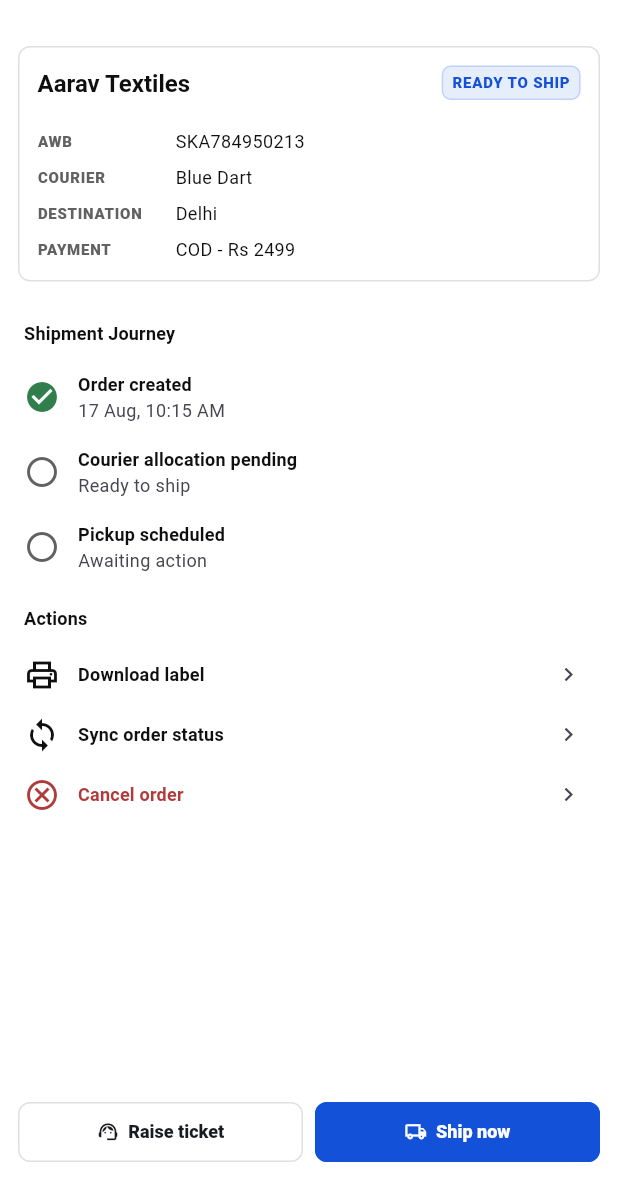
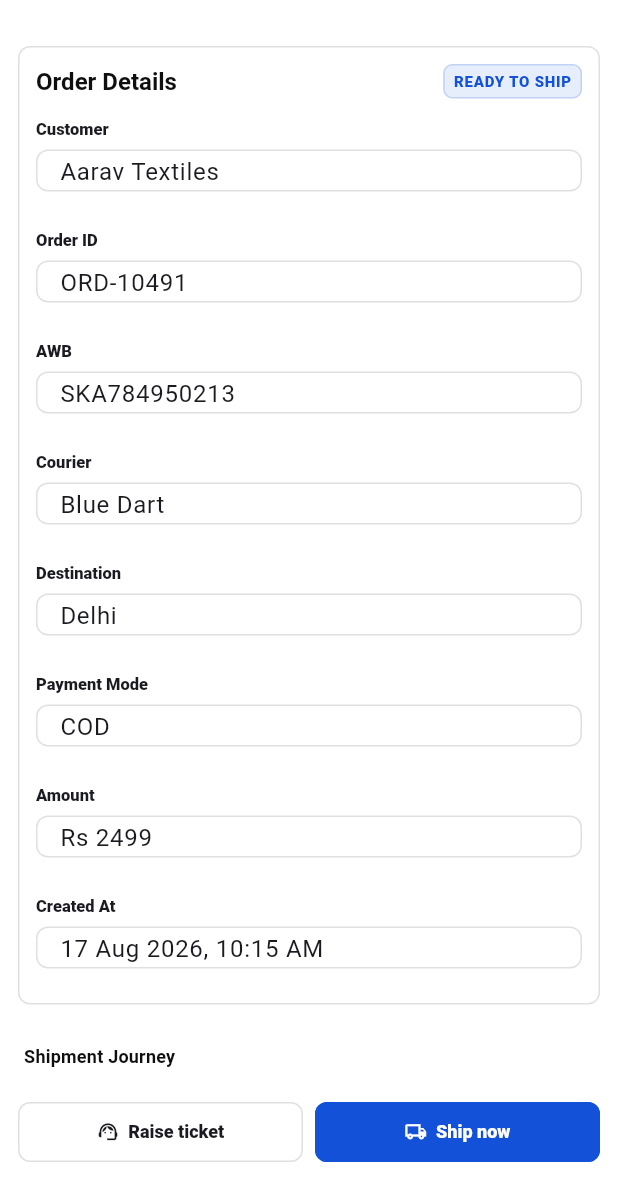
Before and after one commit to Sushil-Maurya/shipkia_app, a Flutter app: the OrderDetailScreen screen opened directly with sample values from the repository, on a phone screen of 412 x 824 dp, the part 56-1236 px from its top. Run offline on Flutter 3.47's test engine with Material 3 defaults, Android fonts, the phone set to English and light mode, and no system bars; our stand-ins replace flutter_svg; Roboto replaces fonts that are missing (Manrope).

Commit message:
app icons

```diff
--- a/lib/src/design_system/app_text_field.dart
+++ b/lib/src/design_system/app_text_field.dart
@@ -4,9 +4,10 @@ import 'package:flutter/material.dart';
 import '../theme/shipkia_colors.dart';
 import 'app_platform.dart';
 
-class AppTextField extends StatelessWidget {
+class AppTextField extends StatefulWidget {
   const AppTextField({
     this.controller,
+    this.initialValue,
     this.label,
     this.hintText,
     this.prefixIcon,
@@ -16,11 +17,15 @@ class AppTextField extends StatelessWidget {
     this.autofillHints,
     this.textAlign = TextAlign.start,
     this.maxLength,
+    this.maxLines = 1,
+    this.readOnly = false,
+    this.enabled = true,
     this.height = 40,
     super.key,
   });
 
   final TextEditingController? controller;
+  final String? initialValue;
   final String? label;
   final String? hintText;
   final IconData? prefixIcon;
@@ -30,69 +35,122 @@ class AppTextField extends StatelessWidget {
   final Iterable<String>? autofillHints;
   final TextAlign textAlign;
   final int? maxLength;
+  final int? maxLines;
+  final bool readOnly;
+  final bool enabled;
   final double height;
 
   @override
+  State<AppTextField> createState() => _AppTextFieldState();
+}
+
+class _AppTextFieldState extends State<AppTextField> {
+  TextEditingController? _controller;
+
+  TextEditingController? get _effectiveController {
+    if (widget.controller != null) return widget.controller;
+    if (widget.initialValue == null) return null;
+    return _controller ??= TextEditingController(text: widget.initialValue);
+  }
+
+  @override
+  void didUpdateWidget(covariant AppTextField oldWidget) {
+    super.didUpdateWidget(oldWidget);
+    if (widget.controller != null) return;
+    if (oldWidget.initialValue == widget.initialValue) return;
+
+    final nextValue = widget.initialValue ?? '';
+    final controller = _controller;
+    if (controller == null) {
+      if (widget.initialValue != null) {
+        _controller = TextEditingController(text: nextValue);
+      }
+      return;
+    }
+
+    if (controller.text != nextValue) {
+      controller.text = nextValue;
+    }
+  }
+
+  @override
+  void dispose() {
+    _controller?.dispose();
+    super.dispose();
+  }
+
+  @override
   Widget build(BuildContext context) {
+    final controller = _effectiveController;
     final field = SizedBox(
-      height: height,
+      height: widget.height,
       child: AppPlatform.isCupertino
           ? CupertinoTextField(
               controller: controller,
-              placeholder: hintText,
-              keyboardType: keyboardType,
-              obscureText: obscureText,
-              autofillHints: autofillHints,
-              textAlign: textAlign,
-              maxLength: maxLength,
-              prefix: prefixIcon == null
+              placeholder: widget.hintText,
+              keyboardType: widget.keyboardType,
+              obscureText: widget.obscureText,
+              autofillHints: widget.autofillHints,
+              textAlign: widget.textAlign,
+              maxLength: widget.maxLength,
+              maxLines: widget.maxLines,
+              readOnly: widget.readOnly,
+              enabled: widget.enabled,
+              prefix: widget.prefixIcon == null
                   ? null
                   : Padding(
                       padding: const EdgeInsets.only(left: 10),
                       child: Icon(
-                        prefixIcon,
+                        widget.prefixIcon,
                         size: 18,
                         color: ShipKiaColors.mutedInk,
                       ),
                     ),
-              suffix: suffix == null
+              suffix: widget.suffix == null
                   ? null
                   : Padding(
                       padding: const EdgeInsets.only(right: 6),
-                      child: suffix,
+                      child: widget.suffix,
                     ),
               padding: const EdgeInsets.symmetric(horizontal: 12, vertical: 8),
               decoration: BoxDecoration(
-                color: Theme.of(context).colorScheme.surface,
+                color: widget.enabled
+                    ? Theme.of(context).colorScheme.surface
+                    : _disabledFill(context),
                 borderRadius: BorderRadius.circular(8),
                 border: Border.all(color: _borderColor(context)),
               ),
             )
           : TextField(
               controller: controller,
-              keyboardType: keyboardType,
-              obscureText: obscureText,
-              autofillHints: autofillHints,
-              textAlign: textAlign,
-              maxLength: maxLength,
+              keyboardType: widget.keyboardType,
+              obscureText: widget.obscureText,
+              autofillHints: widget.autofillHints,
+              textAlign: widget.textAlign,
+              maxLength: widget.maxLength,
+              maxLines: widget.maxLines,
+              readOnly: widget.readOnly,
+              enabled: widget.enabled,
               decoration: InputDecoration(
-                hintText: hintText,
+                hintText: widget.hintText,
                 counterText: '',
-                prefixIcon: prefixIcon == null
+                filled: !widget.enabled,
+                fillColor: _disabledFill(context),
+                prefixIcon: widget.prefixIcon == null
                     ? null
-                    : Icon(prefixIcon, size: 18),
-                suffixIcon: suffix,
+                    : Icon(widget.prefixIcon, size: 18),
+                suffixIcon: widget.suffix,
               ),
             ),
     );
 
-    if (label == null) return field;
+    if (widget.label == null) return field;
 
     return Column(
       crossAxisAlignment: CrossAxisAlignment.start,
       children: [
         Text(
-          label!,
+          widget.label!,
           style: Theme.of(context).textTheme.labelSmall?.copyWith(
             color: Theme.of(context).colorScheme.onSurface,
             fontSize: 11,
@@ -110,4 +168,10 @@ class AppTextField extends StatelessWidget {
         ? ShipKiaColors.nightBorder
         : ShipKiaColors.neutralBorder;
   }
+
+  Color _disabledFill(BuildContext context) {
+    return Theme.of(context).brightness == Brightness.dark
+        ? ShipKiaColors.nightCard
+        : ShipKiaColors.neutralMuted;
+  }
 }
--- a/lib/src/design_system/design_system.dart
+++ b/lib/src/design_system/design_system.dart
@@ -13,3 +13,4 @@ export 'app_selection_controls.dart';
 export 'app_text_field.dart';
 export 'app_icon_button.dart';
 export 'app_chip.dart';
+export 'app_shipkia_loader.dart';
--- a/lib/src/features/orders/order_detail_screen.dart
+++ b/lib/src/features/orders/order_detail_screen.dart
@@ -42,14 +42,9 @@ class OrderDetailScreen extends StatelessWidget {
       body: ListView(
         padding: const EdgeInsets.only(bottom: 16),
         children: [
-          Container(
+          AppCard(
             margin: const EdgeInsets.all(12),
             padding: const EdgeInsets.all(12),
-            decoration: BoxDecoration(
-              color: ShipKiaColors.paper,
-              border: Border.all(color: ShipKiaColors.neutralBorder),
-              borderRadius: BorderRadius.circular(8),
-            ),
             child: Column(
               crossAxisAlignment: CrossAxisAlignment.start,
               children: [
@@ -57,7 +52,7 @@ class OrderDetailScreen extends StatelessWidget {
                   children: [
                     Expanded(
                       child: Text(
-                        order.customer,
+                        'Order Details',
                         style: Theme.of(context).textTheme.titleLarge,
                       ),
                     ),
@@ -65,13 +60,26 @@ class OrderDetailScreen extends StatelessWidget {
                   ],
                 ),
                 const SizedBox(height: 12),
-                _DetailLine(label: 'AWB', value: order.awb),
-                _DetailLine(label: 'Courier', value: order.courier),
-                _DetailLine(label: 'Destination', value: order.city),
-                _DetailLine(
-                  label: 'Payment',
-                  value:
-                      '${order.paymentMode} - Rs ${order.amount.toStringAsFixed(0)}',
+                _DetailFieldGrid(
+                  fields: [
+                    _DetailFieldData(label: 'Customer', value: order.customer),
+                    _DetailFieldData(label: 'Order ID', value: order.id),
+                    _DetailFieldData(label: 'AWB', value: order.awb),
+                    _DetailFieldData(label: 'Courier', value: order.courier),
+                    _DetailFieldData(label: 'Destination', value: order.city),
+                    _DetailFieldData(
+                      label: 'Payment Mode',
+                      value: order.paymentMode,
+                    ),
+                    _DetailFieldData(
+                      label: 'Amount',
+                      value: 'Rs ${order.amount.toStringAsFixed(0)}',
+                    ),
+                    _DetailFieldData(
+                      label: 'Created At',
+                      value: _formatCreatedAt(order.createdAt),
+                    ),
+                  ],
                 ),
               ],
             ),
@@ -113,33 +121,53 @@ class OrderDetailScreen extends StatelessWidget {
       ),
     );
   }
+
+  String _formatCreatedAt(DateTime value) {
+    final hour = value.hour % 12 == 0 ? 12 : value.hour % 12;
+    final minute = value.minute.toString().padLeft(2, '0');
+    final period = value.hour >= 12 ? 'PM' : 'AM';
+    return '${value.day} Aug ${value.year}, $hour:$minute $period';
+  }
 }
 
-class _DetailLine extends StatelessWidget {
-  const _DetailLine({required this.label, required this.value});
+class _DetailFieldData {
+  const _DetailFieldData({required this.label, required this.value});
 
   final String label;
   final String value;
+}
+
+class _DetailFieldGrid extends StatelessWidget {
+  const _DetailFieldGrid({required this.fields});
+
+  final List<_DetailFieldData> fields;
 
   @override
   Widget build(BuildContext context) {
-    return Padding(
-      padding: const EdgeInsets.only(top: 8),
-      child: Row(
-        children: [
-          SizedBox(
-            width: 92,
-            child: Text(
-              label.toUpperCase(),
-              style: Theme.of(context).textTheme.labelSmall
-                  ?.copyWith(color: ShipKiaColors.mutedInk),
-            ),
-          ),
-          Expanded(
-            child: Text(value, style: Theme.of(context).textTheme.bodyMedium),
-          ),
-        ],
-      ),
+    return LayoutBuilder(
+      builder: (context, constraints) {
+        final isWide = constraints.maxWidth >= 560;
+        final fieldWidth = isWide
+            ? (constraints.maxWidth - 12) / 2
+            : constraints.maxWidth;
+
+        return Wrap(
+          spacing: 12,
+          runSpacing: 12,
+          children: fields
+              .map(
+                (field) => SizedBox(
+                  width: fieldWidth,
+                  child: AppTextField(
+                    label: field.label,
+                    initialValue: field.value,
+                    readOnly: true,
+                  ),
+                ),
+              )
+              .toList(),
+        );
+      },
     );
   }
 }
--- a/pubspec.yaml
+++ b/pubspec.yaml
@@ -1,5 +1,5 @@
 name: shipkia_app
-description: "A new Flutter project."
+description: "ShipKia shipping operations app."
 # The following line prevents the package from being accidentally published to
 # pub.dev using `flutter pub publish`. This is preferred for private packages.
 publish_to: 'none' # Remove this line if you wish to publish to pub.dev
@@ -60,6 +60,7 @@ flutter:
 
   assets:
     - assets/icons/shipkia-logo.svg
+    - assets/icons/shipkia_fav.svg
 
   # To add assets to your application, add an assets section, like this:
   # assets:
```
Also changed, not shown: lib/src/app/shipkia_app.dart (+41 -1 lines), lib/src/design_system/app_progress_indicator.dart (+2 -8 lines), lib/src/design_system/app_shipkia_loader.dart (added, +245 -0 lines), assets/icons/shipkia_fav.svg (added), 42 other files.
